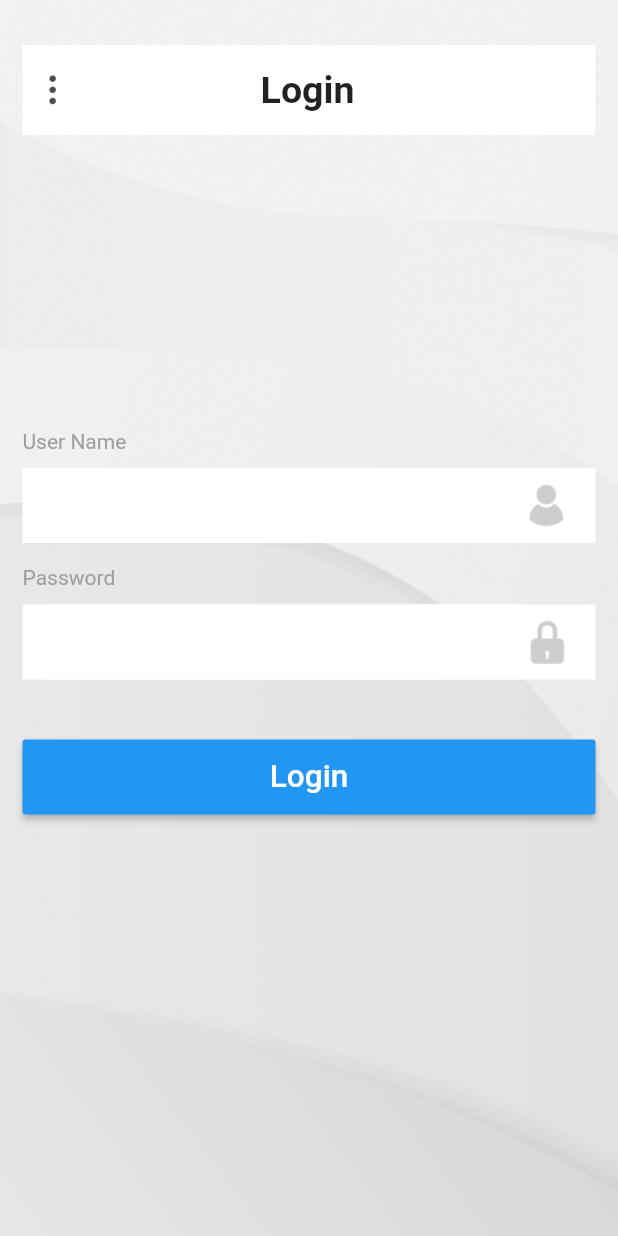
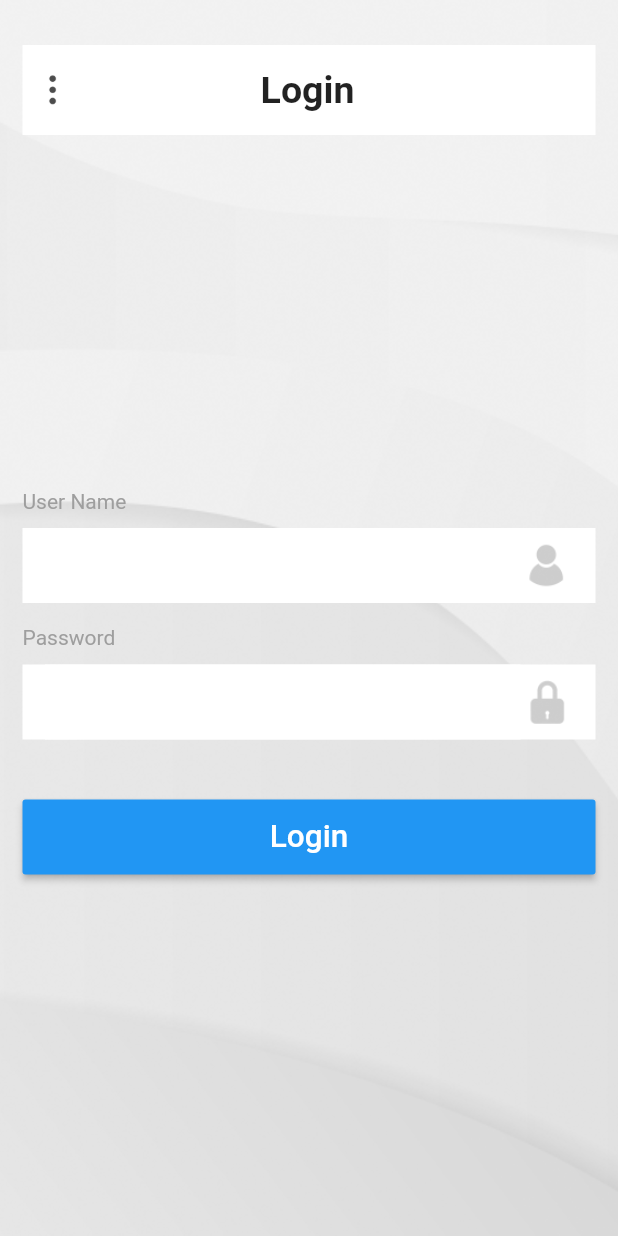
Before and after one commit to VidyaRajan7/FlutterSampleLevel2, a Flutter app: the screen it shows after launch, on a phone screen of 412 x 824 dp. Run offline on Flutter 3.47's test engine with Material 2 defaults, Android fonts, the phone set to English and light mode, and no system bars.

Commit message:
modified login

```diff
--- a/hala_app_sample/lib/screens/login/view/login_ui.dart
+++ b/hala_app_sample/lib/screens/login/view/login_ui.dart
@@ -1,4 +1,5 @@
 import 'package:flutter/material.dart';
+import 'package:flutter/services.dart';
 import 'package:hala_app_sample/common/widgets/widgets.dart';
 
 class LoginUI extends StatefulWidget {
@@ -16,20 +17,28 @@ class _LoginUIState extends State<LoginUI> {
   bool passwordError = false;
 
   @override
+  void initState() {
+    super.initState();
+       SystemChrome.setPreferredOrientations([
+         DeviceOrientation.portraitDown,
+         DeviceOrientation.portraitUp
+       ]) ;
+  }
+  @override
   Widget build(BuildContext context) {
     return Scaffold(
       backgroundColor: Colors.transparent,
      body: (Stack(
        children: <Widget>[
-         new Container(
-           child: CommonWidgets(title: 'Login',),
-         ),
          Center(
            child: ListView(
              shrinkWrap: true,
              children: getLoginWidget(),
            ),
-         )
+         ),
+         new Container(
+           child: CommonWidgets(title: 'Login',),
+         ),
        ],
      )),
     );
@@ -37,20 +46,9 @@ class _LoginUIState extends State<LoginUI> {
 
   List<Widget> getLoginWidget() {
     List<Widget> loginWidget = new List();
-    Container co1 = new Container(
-      decoration: new BoxDecoration(
-        image: new DecorationImage(image: new AssetImage('assets/background.png'), fit: BoxFit.cover)
-      ),
-    );
-    loginWidget.add(co1);
-
-    loginWidget.add(
-      DecoratedBox(
-        decoration: new BoxDecoration(
-            image: new DecorationImage(image: new AssetImage('assets/background.png'), fit: BoxFit.cover)
-        ),
-      )
-    );
+    loginWidget.add(Container(
+      height: 80,
+    ));
     loginWidget.add(getLabelWidget('User Name'));
     loginWidget.add(getTextFieldWidget('assets/icon_user.png', true));
     loginWidget.add(getLabelWidget('Password'));
```
